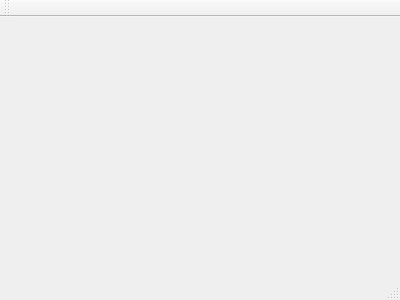
First picture: the form in system_monitor/system_monitor.ui, repository SMAP24-7/soa-system-monitor, before the edit.
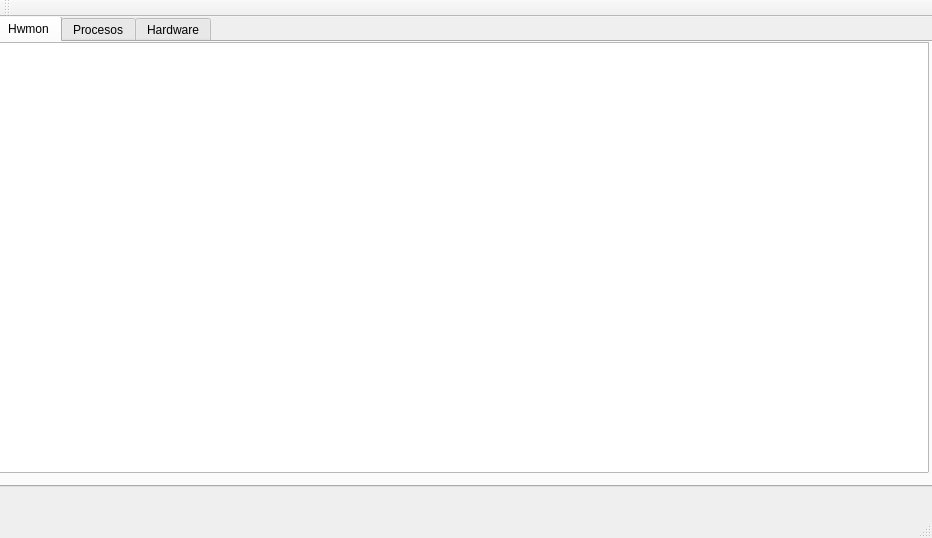
Second picture: the form after the edit.

```diff
--- a/system_monitor/system_monitor.ui
+++ b/system_monitor/system_monitor.ui
@@ -1,24 +1,142 @@
 <ui version="4.0">
  <class>System_monitor</class>
- <widget class="QMainWindow" name="System_monitor" >
-  <property name="geometry" >
+ <widget class="QMainWindow" name="System_monitor">
+  <property name="geometry">
    <rect>
     <x>0</x>
     <y>0</y>
-    <width>400</width>
-    <height>300</height>
+    <width>932</width>
+    <height>538</height>
    </rect>
   </property>
   <property name="windowTitle" >
    <string>System_monitor</string>
   </property>
-  <widget class="QMenuBar" name="menuBar" />
-  <widget class="QToolBar" name="mainToolBar" />
-  <widget class="QWidget" name="centralWidget" />
-  <widget class="QStatusBar" name="statusBar" />
+  <widget class="QWidget" name="centralWidget">
+   <widget class="QTabWidget" name="tabWidget">
+    <property name="geometry">
+     <rect>
+      <x>-4</x>
+      <y>-1</y>
+      <width>951</width>
+      <height>471</height>
+     </rect>
+    </property>
+    <property name="sizePolicy">
+     <sizepolicy hsizetype="Fixed" vsizetype="MinimumExpanding">
+      <horstretch>100</horstretch>
+      <verstretch>0</verstretch>
+     </sizepolicy>
+    </property>
+    <property name="currentIndex">
+     <number>0</number>
+    </property>
+    <widget class="QWidget" name="tab">
+     <attribute name="title">
+      <string>Hwmon</string>
+     </attribute>
+     <widget class="QTableWidget" name="hwmontable">
+      <property name="geometry">
+       <rect>
+        <x>0</x>
+        <y>0</y>
+        <width>931</width>
+        <height>431</height>
+       </rect>
+      </property>
+      <property name="sizePolicy">
+       <sizepolicy hsizetype="Preferred" vsizetype="Preferred">
+        <horstretch>100</horstretch>
+        <verstretch>100</verstretch>
+       </sizepolicy>
+      </property>
+      <property name="layoutDirection">
+       <enum>Qt::LeftToRight</enum>
+      </property>
+      <property name="autoFillBackground">
+       <bool>true</bool>
+      </property>
+      <property name="rowCount">
+       <number>0</number>
+      </property>
+      <property name="columnCount">
+       <number>0</number>
+      </property>
+     </widget>
+    </widget>
+    <widget class="QWidget" name="tab_2">
+     <attribute name="title">
+      <string>Procesos</string>
+     </attribute>
+     <widget class="QTableWidget" name="processtable">
+      <property name="geometry">
+       <rect>
+        <x>0</x>
+        <y>0</y>
+        <width>931</width>
+        <height>441</height>
+       </rect>
+      </property>
+      <property name="layoutDirection">
+       <enum>Qt::LeftToRight</enum>
+      </property>
+      <property name="autoFillBackground">
+       <bool>true</bool>
+      </property>
+      <property name="sizeAdjustPolicy">
+       <enum>QAbstractScrollArea::AdjustToContents</enum>
+      </property>
+      <property name="gridStyle">
+       <enum>Qt::SolidLine</enum>
+      </property>
+      <property name="columnCount">
+       <number>0</number>
+      </property>
+     </widget>
+    </widget>
+    <widget class="QWidget" name="tab_3">
+     <attribute name="title">
+      <string>Hardware</string>
+     </attribute>
+     <widget class="QTreeWidget" name="hardwaretree">
+      <property name="geometry">
+       <rect>
+        <x>0</x>
+        <y>0</y>
+        <width>931</width>
+        <height>441</height>
+       </rect>
+      </property>
+      <column>
+       <property name="text">
+        <string notr="true">1</string>
+       </property>
+      </column>
+     </widget>
+    </widget>
+   </widget>
+  </widget>
+  <widget class="QMenuBar" name="menuBar">
+   <property name="geometry">
+    <rect>
+     <x>0</x>
+     <y>0</y>
+     <width>932</width>
+     <height>22</height>
+    </rect>
+   </property>
+  </widget>
+  <widget class="QToolBar" name="mainToolBar">
+   <attribute name="toolBarArea">
+    <enum>TopToolBarArea</enum>
+   </attribute>
+   <attribute name="toolBarBreak">
+    <bool>false</bool>
+   </attribute>
+  </widget>
+  <widget class="QStatusBar" name="statusBar"/>
  </widget>
- <layoutDefault spacing="6" margin="11" />
- <pixmapfunction></pixmapfunction>
+ <layoutdefault spacing="6" margin="11"/>
  <resources/>
  <connections/>
 </ui>
```
Left out of the diff: 3 changed lines with no effect on the pictures.
